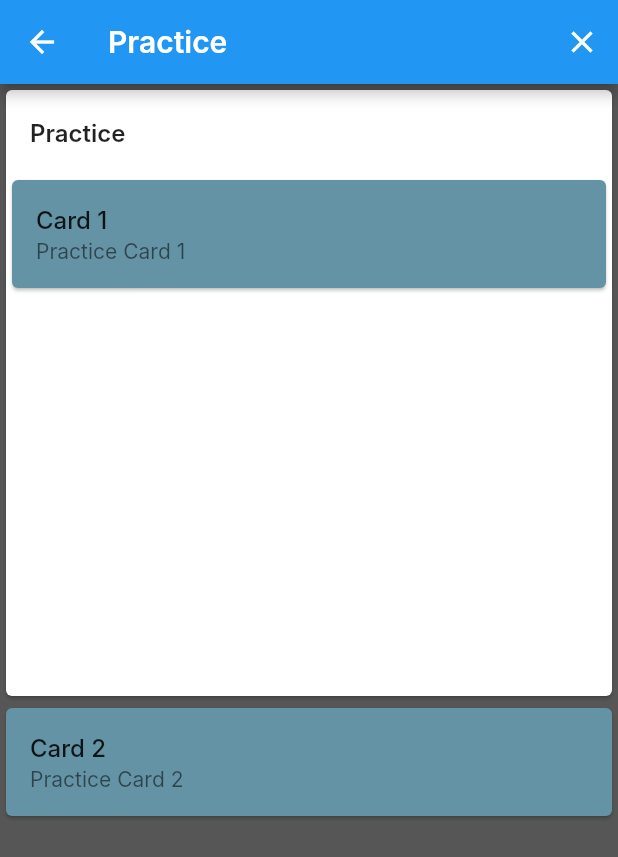
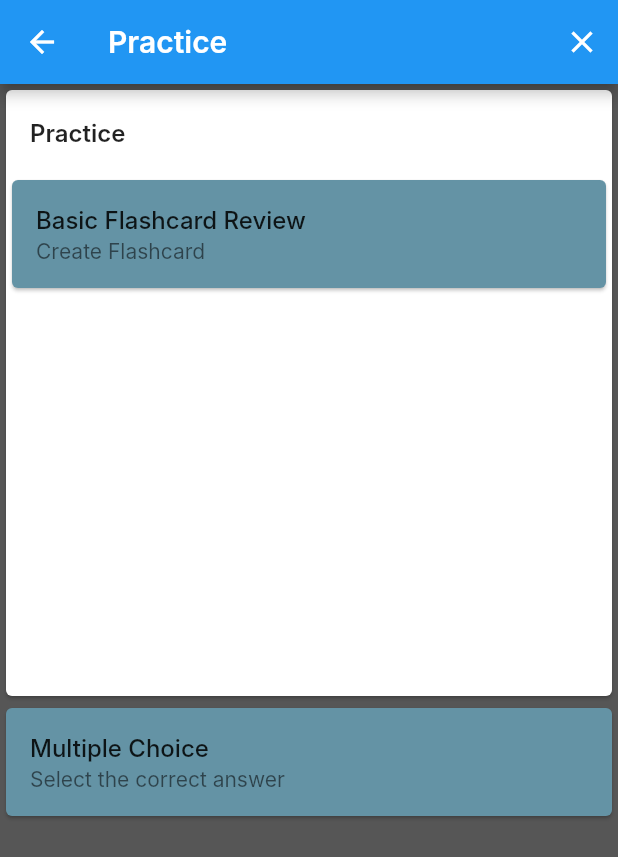
Before and after one commit to angelcustodio3/PeerUP, a Flutter app: the PracticePageAndCard screen opened directly, on a phone screen of 412 x 824 dp. Shown: the top 857 px of the screen. Run offline on Flutter 3.47's test engine with Material 2 defaults, Android fonts, the phone set to English and light mode, and no system bars; our stand-ins replace expansion_tile_card; Roboto replaces fonts that are missing (Inter).

Commit message:
multiple updates on pratice page

```diff
--- a/PeerUP/Flashcard/lib/main.dart
+++ b/PeerUP/Flashcard/lib/main.dart
@@ -645,8 +645,8 @@ class PracticePageAndCard extends StatelessWidget {
                     ),
                   ),
                   PracticeCard(
-                    title: 'Card 1',
-                    subtitle: 'Practice Card 1',
+                    title: 'Basic Flashcard Review',
+                    subtitle: 'Create Flashcard',
                     onTap: () {
                       // Navigate to another page for Card 1
                       Navigator.push(
@@ -662,8 +662,8 @@ class PracticePageAndCard extends StatelessWidget {
             ),
           ),
           PracticeCard(
-            title: 'Card 2',
-            subtitle: 'Practice Card 2',
+            title: 'Multiple Choice',
+            subtitle: 'Select the correct answer',
             onTap: () {
               // Navigate to another page for Card 2
               Navigator.push(
```
